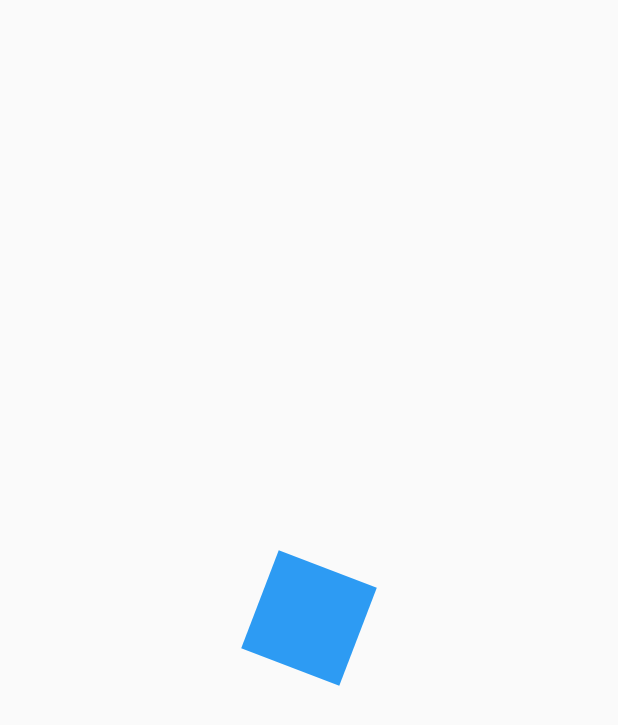
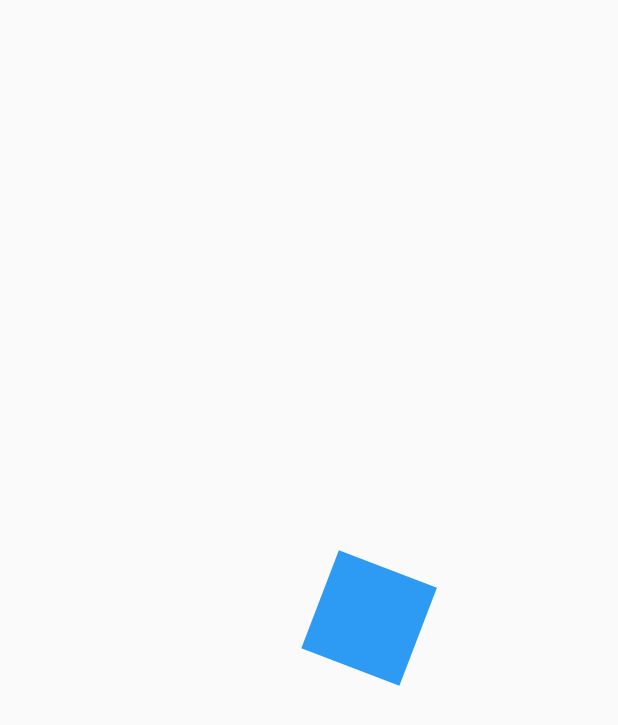
Before and after one commit to LluviaSaucedoM/intermediateFlutterCourse, a Flutter app: the first screen one second after launch, on a phone screen of 412 x 824 dp. Shown: the top 725 px of the screen. Run offline on Flutter 3.47's test engine with Material 2 defaults, Android fonts, the light colour scheme and no system bars.

Commit message:
Moviendo el cuadrado

```diff
--- a/lib/src/pages/animaciones_page.dart
+++ b/lib/src/pages/animaciones_page.dart
@@ -29,6 +29,7 @@ class _RectanguloAnimagoState extends State<RectanguloAnimago>
   late AnimationController controller;
   late Animation<double> rotacion;
   late Animation<double> opacidad;
+  late Animation<double> moverDerecha;
 
   @override
   void initState() {
@@ -49,6 +50,7 @@ class _RectanguloAnimagoState extends State<RectanguloAnimago>
           0.25,
           curve: Curves.easeOut,
         )));
+    moverDerecha = Tween(begin: 0.1, end: 200.0).animate(controller);
 
     controller.addListener(() {
       if (controller.status == AnimationStatus.completed) {
@@ -72,12 +74,15 @@ class _RectanguloAnimagoState extends State<RectanguloAnimago>
         animation: controller,
         child: const _Rectangulo(),
         builder: (BuildContext context, childRectangulo) {
-          return Transform.rotate(
-              angle: rotacion.value,
-              child: Opacity(
-                opacity: opacidad.value,
-                child: childRectangulo,
-              ));
+          return Transform.translate(
+            offset: Offset(moverDerecha.value, 0),
+            child: Transform.rotate(
+                angle: rotacion.value,
+                child: Opacity(
+                  opacity: opacidad.value,
+                  child: childRectangulo,
+                )),
+          );
         });
   }
 }
```
